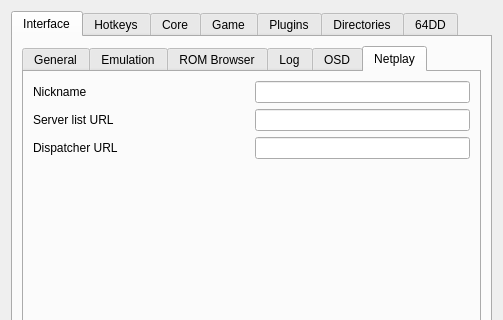
Old version of the form Source/RMG/UserInterface/Dialog/SettingsDialog.ui in the repository Rosalie241/RMG; both pictures show x 0 to 503 and y 0 to 320 of the 503 by 668 pixel window.
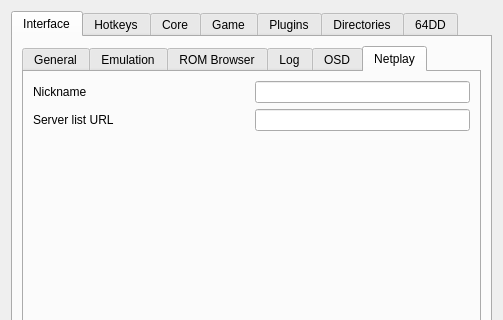
New version of the form. The open tabs and pages were chosen to show the change. Icons and pictures are not drawn. Custom widgets are drawn as their Qt base class.

Commit message: RMG: remove support for the dispatcher server

```diff
--- a/Source/RMG/UserInterface/Dialog/SettingsDialog.ui
+++ b/Source/RMG/UserInterface/Dialog/SettingsDialog.ui
@@ -665,27 +665,6 @@
                  </item>
                 </layout>
                </item>
-               <item>
-                <layout class="QHBoxLayout" name="horizontalLayout_21">
-                 <item>
-                  <widget class="QLabel" name="label_18">
-                   <property name="text">
-                    <string>Dispatcher URL</string>
-                   </property>
-                  </widget>
-                 </item>
-                 <item>
-                  <widget class="QLineEdit" name="netplayDispatcherUrlLineEdit">
-                   <property name="sizePolicy">
-                    <sizepolicy hsizetype="Minimum" vsizetype="Fixed">
-                     <horstretch>0</horstretch>
-                     <verstretch>0</verstretch>
-                    </sizepolicy>
-                   </property>
-                  </widget>
-                 </item>
-                </layout>
-               </item>
                <item>
                 <spacer name="verticalSpacer_19">
                  <property name="orientation">
```
The commit also changes 7 other files.
